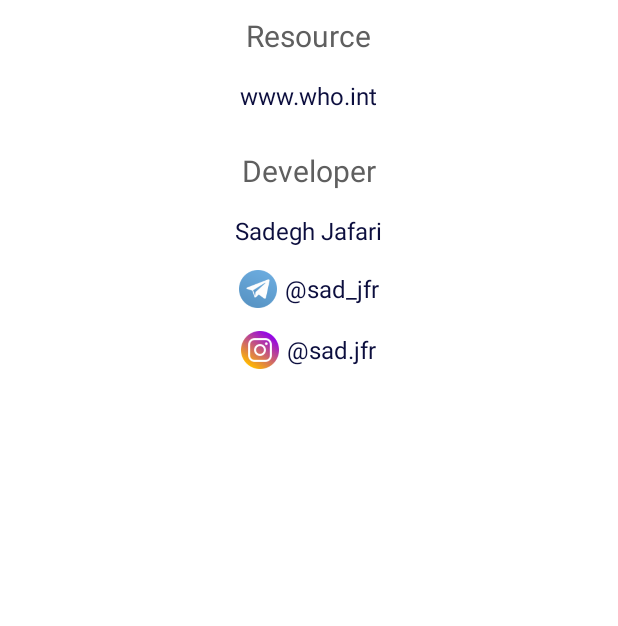
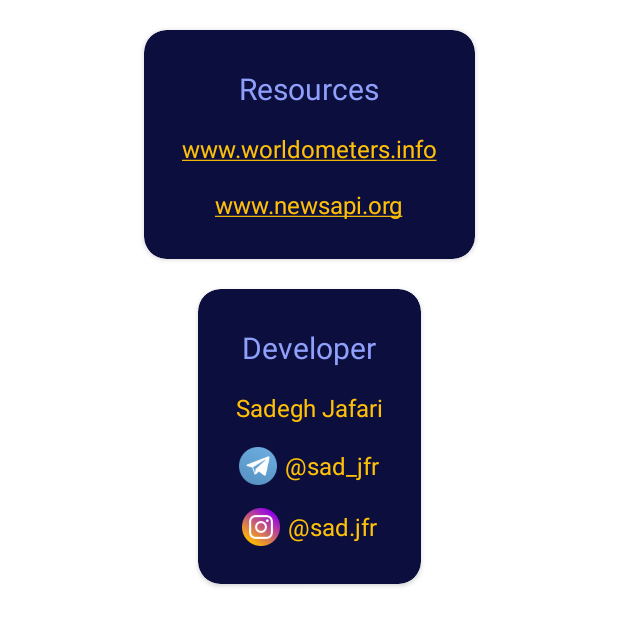
Before and after one commit to sadeghjfr/Covid19-App, an Android app: the fragment InfoFragment shown on its own in the app's theme, on a phone screen of 412 x 824 dp. Shown: the top 626 px of the screen. Run offline under Robolectric (Android 15) with nearby library versions, the phone set to English and light mode, and no system bars.

Commit message:
completed about us

```diff
--- a/app/src/main/res/layout/fragment_info.xml
+++ b/app/src/main/res/layout/fragment_info.xml
@@ -6,52 +6,82 @@
     android:layout_height="match_parent"
     app:layout_insetEdge="top">
 
-    <LinearLayout
-        android:id="@+id/linearLayout3"
-        android:layout_width="0dp"
+    <androidx.cardview.widget.CardView
+        android:id="@+id/cardView"
+        android:layout_width="wrap_content"
         android:layout_height="wrap_content"
-        android:gravity="center"
-        android:orientation="vertical"
+        android:layout_marginTop="20dp"
+        app:cardBackgroundColor="@color/colorPrimaryDark"
+        app:cardCornerRadius="15dp"
         app:layout_constraintEnd_toEndOf="parent"
         app:layout_constraintStart_toStartOf="parent"
         app:layout_constraintTop_toTopOf="parent">
 
+        <LinearLayout
+            android:id="@+id/linearLayout3"
+            android:layout_width="match_parent"
+            android:layout_height="match_parent"
+            android:gravity="center"
+            android:orientation="vertical"
+            android:padding="25dp">
+
             <TextView
                 android:layout_width="wrap_content"
                 android:layout_height="wrap_content"
-            android:layout_marginTop="10dp"
-            android:text="Resource"
-            android:textColor="#5f5f5f"
+                android:text="Resources"
+                android:textColor="@color/colorPrimary"
                 android:textSize="20sp" />
 
             <TextView
-            android:id="@+id/txtResource"
+                android:id="@+id/txtResource1"
                 android:layout_width="wrap_content"
                 android:layout_height="wrap_content"
                 android:layout_marginTop="15dp"
+                android:autoLink="web"
                 android:inputType="textUri"
-            android:text="www.who.int"
-            android:textColor="@color/colorPrimaryDark"
+                android:text="www.worldometers.info"
+                android:textColor="@color/colorPrimaryVariant"
+                android:textColorLink="@color/colorPrimaryVariant"
+                android:textSize="16sp" />
+
+            <TextView
+                android:id="@+id/txtResource2"
+                android:layout_width="wrap_content"
+                android:layout_height="wrap_content"
+                android:layout_marginTop="15dp"
+                android:autoLink="web"
+                android:inputType="textUri"
+                android:text="www.newsapi.org"
+                android:textColor="@color/colorPrimaryVariant"
+                android:textColorLink="@color/colorPrimaryVariant"
                 android:textSize="16sp" />
 
         </LinearLayout>
+    </androidx.cardview.widget.CardView>
+
+    <androidx.cardview.widget.CardView
+        android:layout_width="wrap_content"
+        android:layout_height="wrap_content"
+        android:layout_marginTop="20dp"
+        app:cardBackgroundColor="@color/colorPrimaryDark"
+        app:cardCornerRadius="15dp"
+        app:layout_constraintEnd_toEndOf="parent"
+        app:layout_constraintStart_toStartOf="parent"
+        app:layout_constraintTop_toBottomOf="@+id/cardView">
 
         <LinearLayout
             android:id="@+id/linearLayout2"
             android:layout_width="match_parent"
-        android:layout_height="0dp"
-        android:layout_marginTop="25dp"
+            android:layout_height="match_parent"
             android:gravity="center"
             android:orientation="vertical"
-        app:layout_constraintEnd_toEndOf="parent"
-        app:layout_constraintStart_toStartOf="parent"
-        app:layout_constraintTop_toBottomOf="@+id/linearLayout3">
+            android:padding="25dp">
 
             <TextView
                 android:layout_width="wrap_content"
                 android:layout_height="wrap_content"
                 android:text="Developer"
-            android:textColor="#5f5f5f"
+                android:textColor="@color/colorPrimary"
                 android:textSize="20sp" />
 
             <LinearLayout
@@ -64,7 +94,7 @@
                     android:layout_width="wrap_content"
                     android:layout_height="wrap_content"
                     android:text="Sadegh Jafari"
-                android:textColor="@color/colorPrimaryDark"
+                    android:textColor="@color/colorPrimaryVariant"
                     android:textSize="16sp" />
 
             </LinearLayout>
@@ -96,7 +126,7 @@
                     android:clickable="false"
                     android:longClickable="false"
                     android:text="sad_jfr"
-                android:textColor="@color/colorPrimaryDark"
+                    android:textColor="@color/colorPrimaryVariant"
                     android:textSize="16sp" />
 
             </LinearLayout>
@@ -128,11 +158,12 @@
                     android:clickable="false"
                     android:longClickable="false"
                     android:text="sad.jfr"
-                android:textColor="@color/colorPrimaryDark"
+                    android:textColor="@color/colorPrimaryVariant"
                     android:textSize="16sp" />
 
             </LinearLayout>
 
         </LinearLayout>
+    </androidx.cardview.widget.CardView>
 
 </androidx.constraintlayout.widget.ConstraintLayout>
```
Lines whose indentation alone changed are shown as unchanged.
